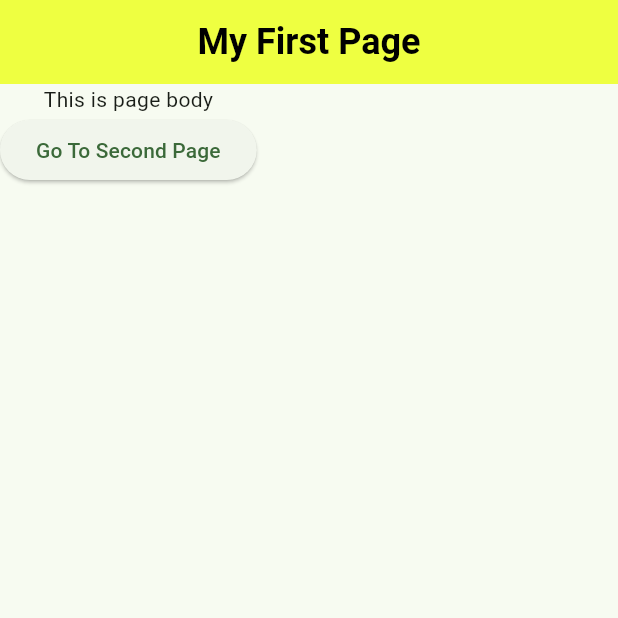
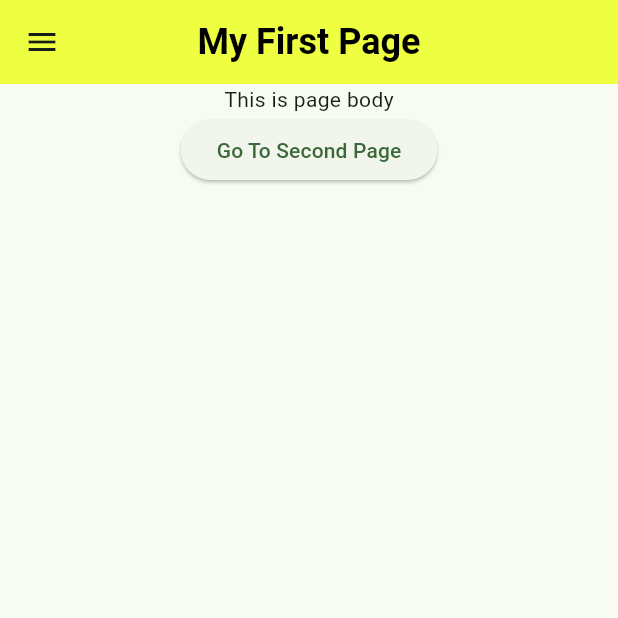
Before and after one commit to jailanihar/AD3307-MAD-DADT03, a Flutter app: the screen it shows after launch, on a phone screen of 412 x 824 dp, the top half of it. Run offline on Flutter 3.47's test engine with Material 3 defaults, Android fonts, the phone set to English and light mode, and no system bars.

Commit message:
Week04 slot01 after class

```diff
--- a/week04/slot01/myfirstmobileapp/lib/components/my_scaffold.dart
+++ b/week04/slot01/myfirstmobileapp/lib/components/my_scaffold.dart
@@ -25,7 +25,51 @@ class MyScaffold extends StatelessWidget {
         centerTitle: true,
         backgroundColor: Colors.limeAccent,
       ),
-      body: body,
+      body: Center(
+        child: ListView(
+          children: [
+            if(Navigator.canPop(context))
+              ElevatedButton(
+                onPressed: () {
+                  if(Navigator.canPop(context)) {
+                    Navigator.pop(context);
+                    // Navigator.of(context).pop();
+                  }
+                },
+                child: const Icon(Icons.arrow_back),
+              ),
+            body,
+          ],
+        )
+      ),
+      drawer: Drawer(
+        backgroundColor: Colors.lightGreenAccent,
+        child: ListView(
+          children: [
+            ListTile(
+              leading: const Icon(Icons.person),
+              title: const Text('First Page'),
+              onTap: () {
+                Navigator.of(context).pushNamed('/myfirstpage');
+              }
+            ),
+            ListTile(
+              leading: const Icon(Icons.person_2),
+              title: const Text('Second Page'),
+              onTap: () {
+                Navigator.of(context).pushNamed('/mysecondpage');
+              }
+            ),
+            ListTile(
+              leading: const Icon(Icons.person_3),
+              title: const Text('Third Page'),
+              onTap: () {
+                Navigator.of(context).pushNamed('/mythirdpage');
+              }
+            ),
+          ],
+        ),
+      ),
     );
   }
 }
```
